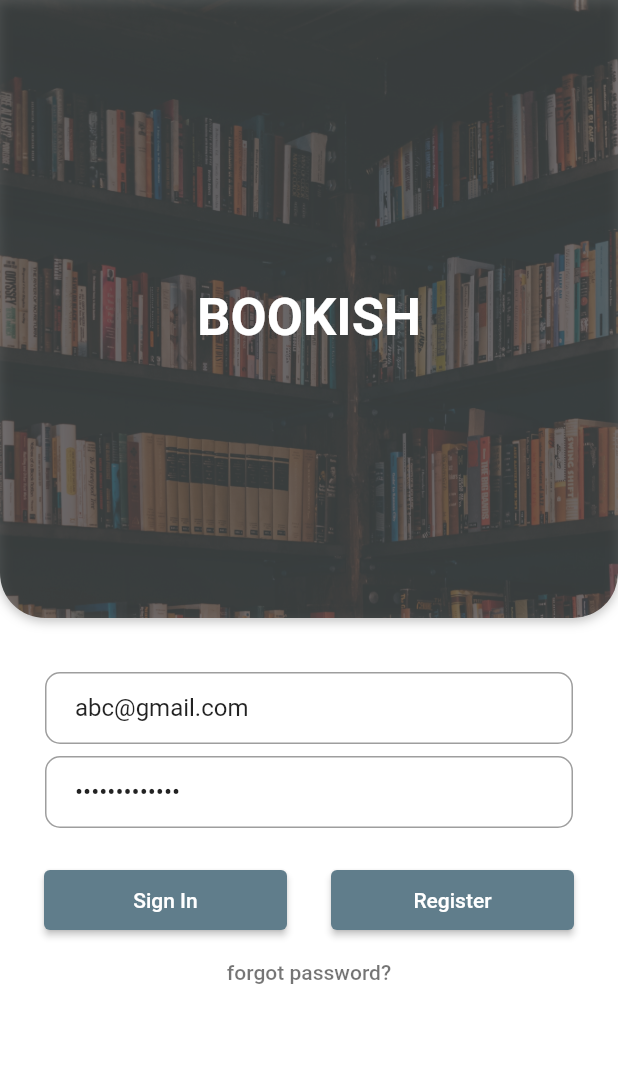
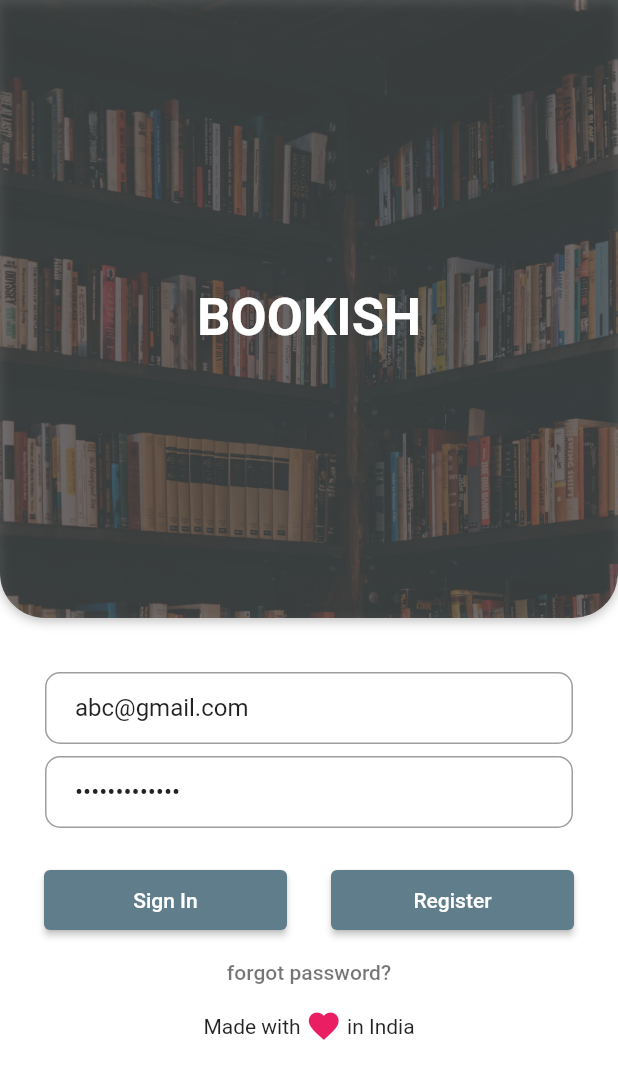
Before and after one commit to rkgoudra/Bookish_2.0_Frontend, a Flutter app: the screen it shows after launch, on a phone screen of 412 x 824 dp. Shown: the top 1079 px of the screen. Run offline on Flutter 3.47's test engine with Material 2 defaults, Android fonts, the phone set to English and light mode, and no system bars; Roboto replaces fonts that are missing (Rubik).

Commit message:
made with love in India

```diff
--- a/bookish/lib/login_page.dart
+++ b/bookish/lib/login_page.dart
@@ -113,30 +113,6 @@ class _LoginPageState extends State<LoginPage> {
         ],
       ),
     );
-    //final loginButton =
-    // Padding(
-    //   // padding: EdgeInsets.symmetric(vertical: 16.0),
-    //   padding: EdgeInsets.only(left: 40.0, right: 40.0),
-    //   child: Material(
-    //     // borderRadius: BorderRadius.circular(30.0),
-    //     shadowColor: Colors.lightBlueAccent.shade100,
-    //     elevation: 5.0,
-    //     child: MaterialButton(
-    //       // padding: EdgeInsets.only(left: 80.0, right: 30.0),
-    //       // minWidth: 0.0,
-    //       height: 50.0,
-    //       onPressed: () {
-    //         Navigator.of(context).pushNamed(UserPage.tag);
-    //       },
-    //       color: Colors.lightBlueAccent,
-    //       child: Text(
-    //         'Sign-In',
-    //         style: TextStyle(color: Colors.white),
-    //         textAlign: TextAlign.center,
-    //       ),
-    //     ),
-    //   ),
-    // );
     final forgotLabel = TextButton(
         onPressed: () {},
         child: Text(
@@ -157,7 +133,22 @@ class _LoginPageState extends State<LoginPage> {
             password,
             SizedBox(height: 24.0),
             loginButton,
-            forgotLabel
+            forgotLabel,
+            new Expanded(
+              child: new Align(
+                alignment: Alignment.bottomCenter,
+                child: Row(
+                    mainAxisAlignment: MainAxisAlignment.center,
+                    children: <Widget>[
+                      new Text("Made with "),
+                      new Icon(
+                        Icons.favorite,
+                        color: Colors.pink,
+                      ),
+                      new Text(" in India")
+                    ]),
+              ),
+            )
           ],
         ),
       ),
```
